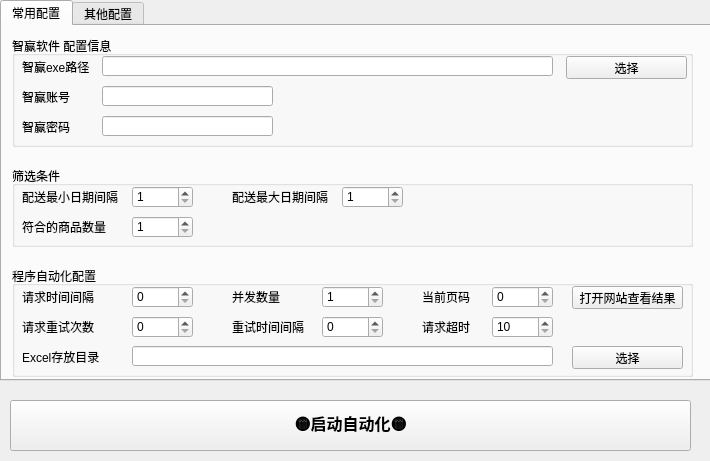
Above: ui/main.ui from feassh/zying-auto before the change. Below: the same form after it.
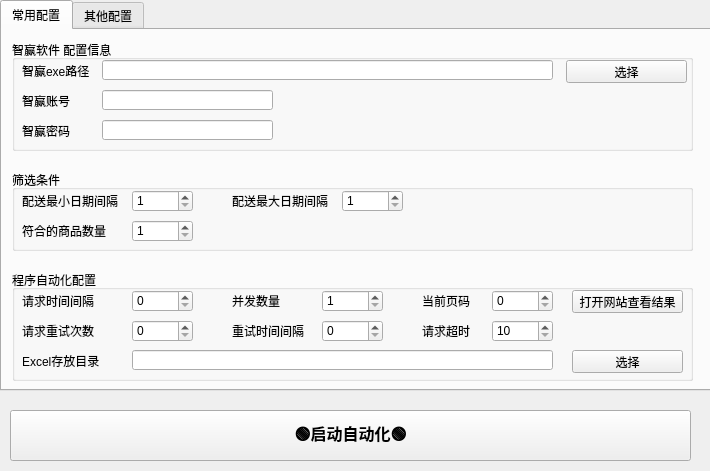
That is the form after the change.

What changed in the file:
```diff
--- a/ui/main.ui
+++ b/ui/main.ui
@@ -7,7 +7,7 @@
     <x>0</x>
     <y>0</y>
     <width>710</width>
-    <height>461</height>
+    <height>471</height>
    </rect>
   </property>
   <property name="sizePolicy">
@@ -38,9 +38,17 @@
       <x>0</x>
       <y>0</y>
       <width>711</width>
-      <height>381</height>
+      <height>391</height>
      </rect>
     </property>
+    <property name="styleSheet">
+     <string notr="true">QTabBar::tab {
+   height: 30px;
+}
+QTabBar::tab:hover {
+   background-color: #037dd6;
+}</string>
+    </property>
     <property name="currentIndex">
      <number>0</number>
     </property>
@@ -519,7 +527,7 @@
     <property name="geometry">
      <rect>
       <x>10</x>
-      <y>400</y>
+      <y>410</y>
       <width>681</width>
       <height>51</height>
      </rect>
@@ -535,7 +543,7 @@
      <bool>false</bool>
     </property>
     <property name="text">
-     <string>🟡启动自动化🟡</string>
+     <string>🟢启动自动化🟢</string>
     </property>
     <property name="checkable">
      <bool>false</bool>
```
